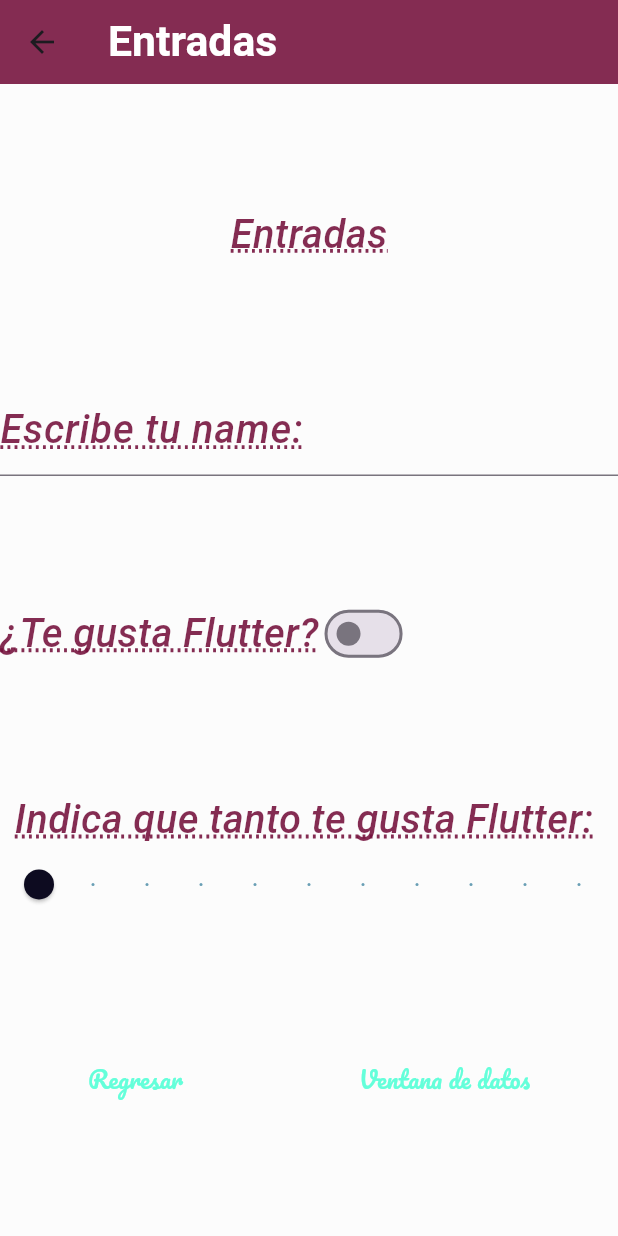
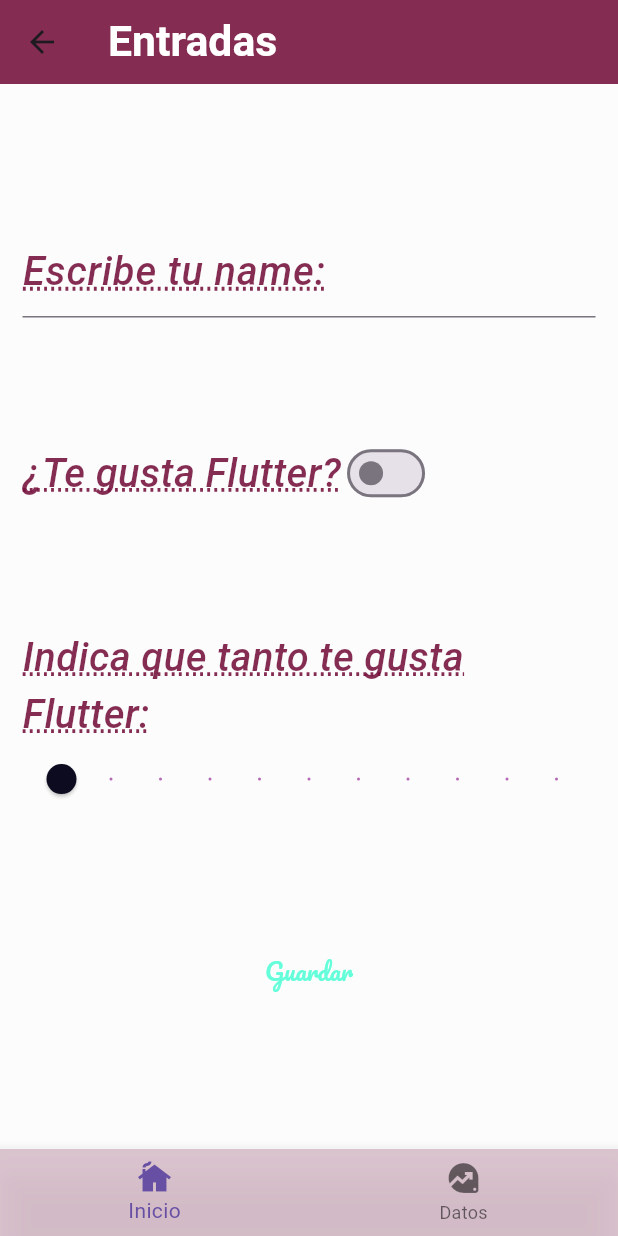
Before and after one commit to AliixLoz/componentes_flutter_aliix, a Flutter app: the InputsScreen screen opened directly, on a phone screen of 412 x 824 dp. Run offline on Flutter 3.47's test engine with Material 3 defaults, Android fonts, the phone set to English and light mode, and no system bars; our stand-ins replace google_fonts; Roboto replaces fonts that are missing (Playfair).

```diff
--- a/lib/screens/inputs_screen.dart
+++ b/lib/screens/inputs_screen.dart
@@ -17,30 +17,32 @@ class _InputsScreenState extends State<InputsScreen> {
       appBar: AppBar(
         title: const Text('Entradas'),
       ),
-      body: Column(
+      body: Padding(
+        padding: const EdgeInsets.all(15.0),
+        child: Column(
           mainAxisAlignment: MainAxisAlignment.spaceEvenly,
           children: [
-          Text(
-            'Entradas',
-            style: AppTheme.lightTheme.textTheme.headlineLarge,
-          ),
             entradaNombre(),
             entradaSwitch(),
             entradaSlider(),
-          const Row(
-            mainAxisAlignment: MainAxisAlignment.spaceAround,
-            children: [
-              ElevatedButton(
+            const ElevatedButton(
                     onPressed: null,
                     child: Text(
-                    'Regresar',
-                  )),
-              ElevatedButton(
-                  onPressed: null,
-                  child: Text(
-                    'Ventana de datos',
+                      'Guardar',
                     )),
           ],
+        ),
+      ),
+      bottomNavigationBar: BottomNavigationBar(
+        backgroundColor: const Color.fromARGB(223, 214, 188, 200),
+        items: const [
+          BottomNavigationBarItem(
+            icon: Icon(Icons.cottage),
+            label: 'Inicio',
+            ),
+            BottomNavigationBarItem(
+              icon: Icon(Icons.data_exploration),
+              label: 'Datos',
               ),
         ],
       ),
@@ -91,7 +93,7 @@ class _InputsScreenState extends State<InputsScreen> {
             max: 10.0,
             divisions: 10,
             label: '${sliderValue.round()}',
-            activeColor: AppTheme.backColor2,
+            activeColor: const Color.fromARGB(223, 170, 83, 170),
             thumbColor: AppTheme.secondaryColor,
             inactiveColor: AppTheme.backColor,
             value: sliderValue,
--- a/lib/theme/app_theme.dart
+++ b/lib/theme/app_theme.dart
@@ -1,4 +1,3 @@
-//Definicion de los temas de estilo de la app
 import 'package:flutter/material.dart';
 import 'package:google_fonts/google_fonts.dart';
 
```
Lines whose indentation alone changed are shown as unchanged.
